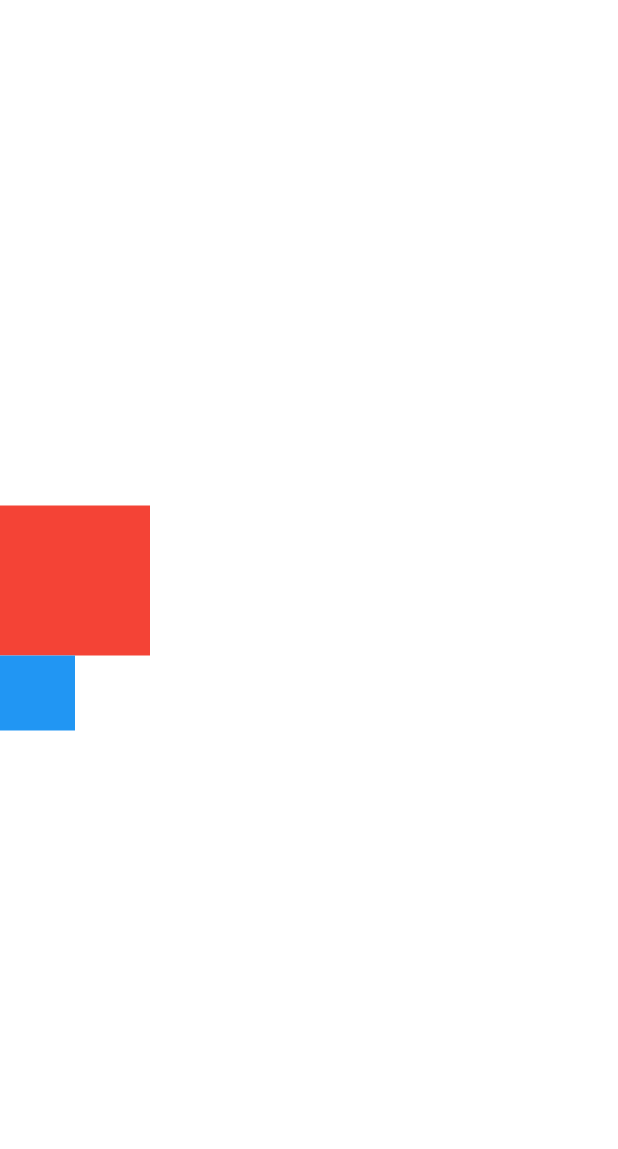
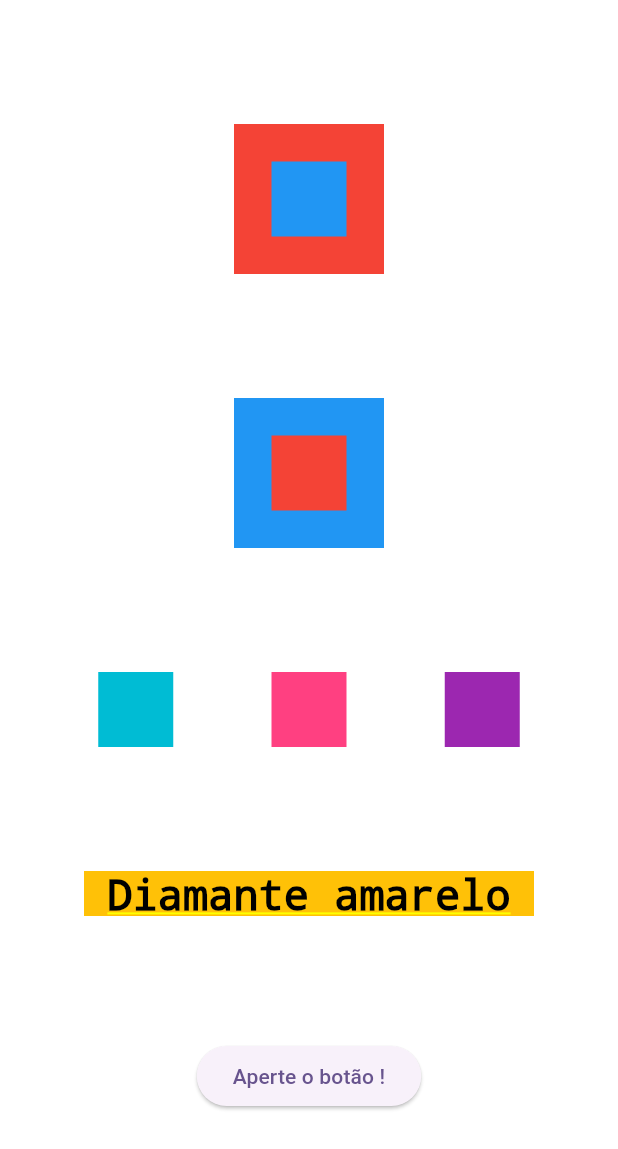
Before and after one commit to Rafaelre7/EstudoFlutter, a Flutter app: the screen it shows after launch, on a phone screen of 412 x 824 dp. Shown: the top 1149 px of the screen. Run offline on Flutter 3.47's test engine with Material 3 defaults, Android fonts, the phone set to English and light mode, and no system bars.

Commit message:
Implementando button e um pouco mais dos widgets como text

```diff
--- a/lib/main.dart
+++ b/lib/main.dart
@@ -15,9 +15,14 @@ class MyApp extends StatelessWidget {
           colorScheme: ColorScheme.fromSeed(seedColor: Colors.deepPurple),
           useMaterial3: true,
         ),
-      home: Column(
-        mainAxisAlignment: MainAxisAlignment.center, //alinhamento no eixo vertical
-        crossAxisAlignment: CrossAxisAlignment.start, //alinhamento horizontal
+        home: Container(
+          color: Colors.white,
+          child: Column(
+            mainAxisAlignment: MainAxisAlignment.spaceEvenly,
+            crossAxisAlignment: CrossAxisAlignment.center,
+            children: [
+              Stack(
+                alignment: AlignmentDirectional.center,
                 children: [
                   Container(
                     color: Colors.red,
@@ -30,7 +35,64 @@ class MyApp extends StatelessWidget {
                     height: 50,
                   ),
                 ],
+              ),
+              Stack(
+                alignment: AlignmentDirectional.center,
+                children: [
+                  Container(
+                    color: Colors.blue,
+                    width: 100,
+                    height: 100,
+                  ),
+                  Container(
+                    color: Colors.red,
+                    width: 50,
+                    height: 50,
+                  ),
+                ],
+              ),
+              Row(
+                mainAxisAlignment: MainAxisAlignment.spaceEvenly,
+                crossAxisAlignment: CrossAxisAlignment.center,
+                children: [
+                  Container(
+                    color: Colors.cyan,
+                    height: 50,
+                    width: 50,
+                  ),
+                  Container(
+                    color: Colors.pinkAccent,
+                    height: 50,
+                    width: 50,
+                  ),
+                  Container(
+                    color: Colors.purple,
+                    height: 50,
+                    width: 50,
                   )
-    );
+                ],
+              ),
+              Container(
+                color: Colors.amber,
+                height: 30,
+                width: 300,
+                child: Text(
+                  'Diamante amarelo',
+                  style: TextStyle(
+                    color: Colors.black,
+                    fontSize: 28,
+                  ),
+                  textAlign: TextAlign.center,
+                ),
+              ),
+              ElevatedButton(
+                  onPressed: () {
+                    print('Você apertou o botão');
+                  },
+                  child: Text('Aperte o botão !'),
+              ),
+            ],
+          ),
+        ));
   }
 }
```
Lines whose indentation alone changed are shown as unchanged.
